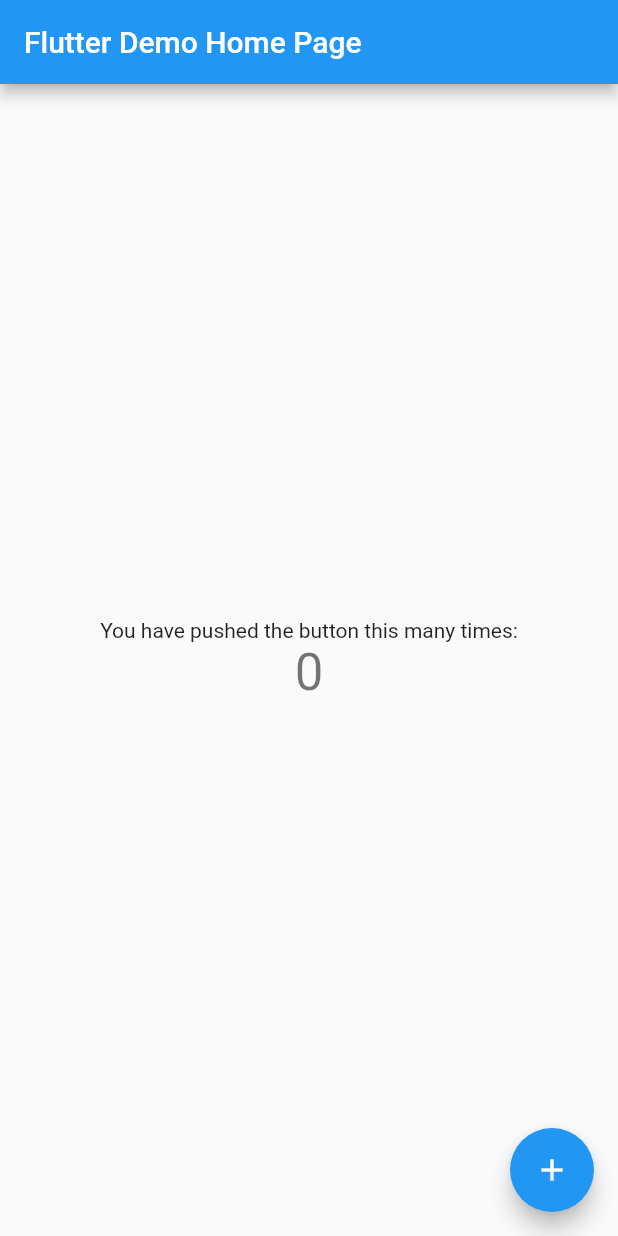
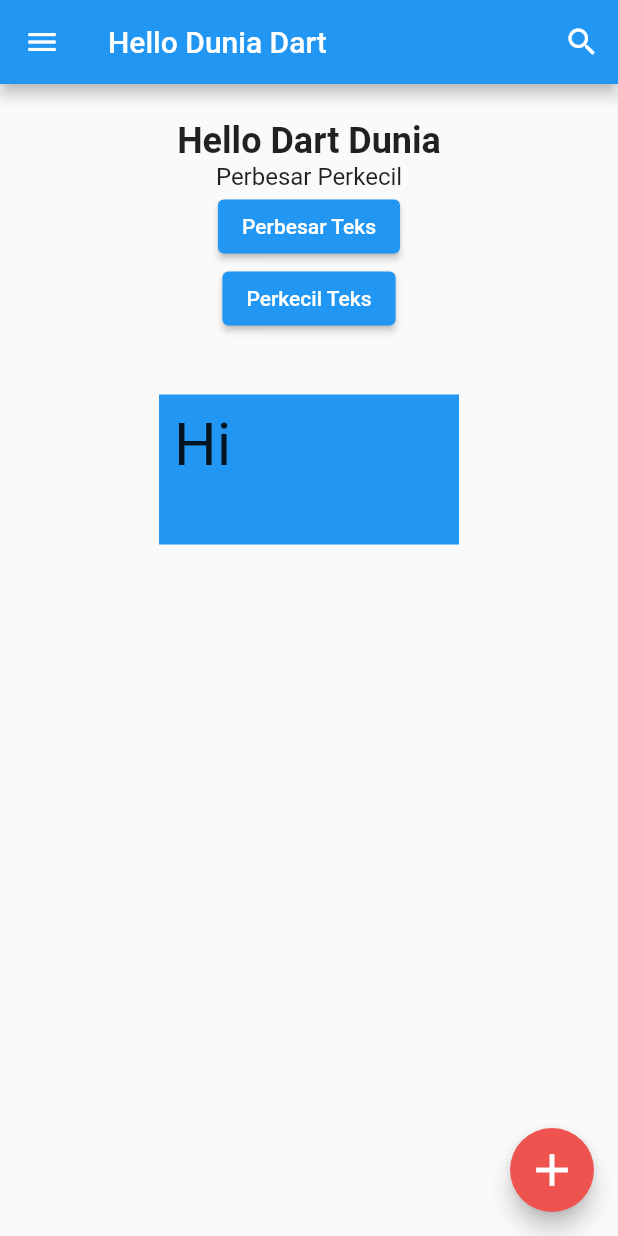
Before and after one commit to Flutter-Dart-Hacks/flutter-dicoding-a, a Flutter app: the screen it shows after launch, on a phone screen of 412 x 824 dp. Run offline on Flutter 3.47's test engine with Material 2 defaults, Android fonts, the light colour scheme and no system bars.

Commit message:
Pengenalan container

```diff
--- /dev/null
+++ b/lib/helloworld.dart
@@ -0,0 +1,134 @@
+import 'package:flutter/material.dart';
+
+class HelloWorlds extends StatefulWidget {
+  const HelloWorlds({Key? key}) : super(key: key);
+
+  @override
+  State<HelloWorlds> createState() => _HelloWorldsState();
+}
+
+class _HelloWorldsState extends State<HelloWorlds> {
+  @override
+  Widget build(BuildContext context) {
+    return Scaffold(
+      appBar: AppBar(
+        title: const Text('Hello Dunia Dart'),
+        actions: <Widget>[
+          IconButton(
+            onPressed: () {},
+            icon: const Icon(Icons.search, color: Colors.white),
+          )
+        ],
+        leading: IconButton(
+          icon: const Icon(Icons.menu, color: Colors.white),
+          onPressed: () {},
+        ),
+      ),
+      floatingActionButton: FloatingActionButton(
+        onPressed: () {},
+        backgroundColor: Colors.red.shade400,
+        tooltip: 'Tambah teks',
+        child: const Icon(
+          Icons.add,
+          size: 36,
+          color: Colors.white,
+        ),
+      ),
+      body: SafeArea(
+        child: SingleChildScrollView(
+          child: Column(
+            children: [
+              const HeaderJudul(teksJudul: 'Hello Dart Dunia'),
+              const BiggerText(textjudul: 'Perbesar Perkecil'),
+              Container(
+                color: Colors.blue,
+                width: 200,
+                height: 100,
+                padding: const EdgeInsets.all(10),
+                margin: const EdgeInsets.only(
+                  top: 40,
+                ),
+                child: const Text(
+                  'Hi',
+                  style: TextStyle(fontSize: 40),
+                ),
+              )
+            ],
+          ),
+        ),
+      ),
+    );
+  }
+}
+
+class HeaderJudul extends StatelessWidget {
+  final String teksJudul;
+
+  const HeaderJudul({Key? key, required this.teksJudul}) : super(key: key);
+
+  @override
+  Widget build(BuildContext context) {
+    return Padding(
+      padding: const EdgeInsets.only(top: 24),
+      child: Center(
+        child: Text(
+          teksJudul,
+          style: const TextStyle(
+            fontSize: 24,
+            fontWeight: FontWeight.bold,
+          ),
+        ),
+      ),
+    );
+  }
+}
+
+class BiggerText extends StatefulWidget {
+  final String textjudul;
+
+  const BiggerText({Key? key, required this.textjudul}) : super(key: key);
+
+  @override
+  State<BiggerText> createState() => _BiggerTextState();
+}
+
+class _BiggerTextState extends State<BiggerText> {
+  double _textSize = 16;
+
+  @override
+  Widget build(BuildContext context) {
+    return Column(
+      mainAxisAlignment: MainAxisAlignment.center,
+      children: [
+        Text(
+          widget.textjudul,
+          style: TextStyle(fontSize: _textSize),
+        ),
+        ElevatedButton(
+          onPressed: () {
+            setState(
+              () {
+                _textSize += 1;
+              },
+            );
+          },
+          child: const Text('Perbesar Teks'),
+        ),
+        ElevatedButton(
+          onPressed: () {
+            setState(
+              () {
+                if (_textSize > 10) {
+                  setState(() {
+                    _textSize -= 1;
+                  });
+                }
+              },
+            );
+          },
+          child: const Text('Perkecil Teks'),
+        )
+      ],
+    );
+  }
+}
--- a/lib/main.dart
+++ b/lib/main.dart
@@ -1,4 +1,5 @@
 import 'package:flutter/material.dart';
+import 'package:flutter_dicodinga/helloworld.dart';
 
 void main() {
   runApp(const MyApp());
@@ -12,6 +13,7 @@
   Widget build(BuildContext context) {
     return MaterialApp(
       title: 'Flutter Demo',
+      debugShowCheckedModeBanner: false,
       theme: ThemeData(
         // This is the theme of your application.
         //
@@ -24,7 +26,8 @@
         // is not restarted.
         primarySwatch: Colors.blue,
       ),
-      home: const MyHomePage(title: 'Flutter Demo Home Page'),
+      home: const HelloWorlds(),
+      // home: const MyHomePage(title: 'Flutter Demo Home Page'),
     );
   }
 }
```
Also changed, not shown: 1 other file.
